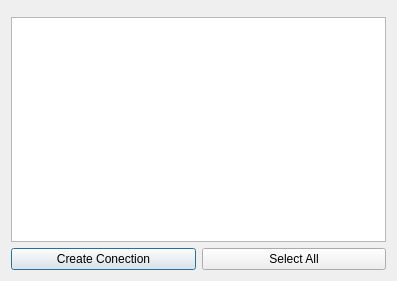
Above: ServerTools/ui_serverDBExplorer.ui from dsgoficial/DsgTools before the change. Below: the same form after it.
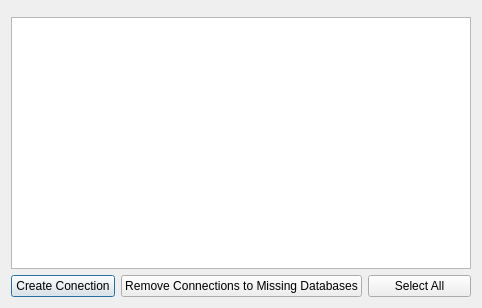
That is the form after the change. Custom widgets are drawn as their Qt base class.

```diff
--- a/ServerTools/ui_serverDBExplorer.ui
+++ b/ServerTools/ui_serverDBExplorer.ui
@@ -6,8 +6,8 @@
    <rect>
     <x>0</x>
     <y>0</y>
-    <width>397</width>
-    <height>281</height>
+    <width>482</width>
+    <height>308</height>
    </rect>
   </property>
   <property name="windowTitle">
@@ -23,6 +23,13 @@
        </property>
       </widget>
      </item>
+     <item>
+      <widget class="QPushButton" name="removeMissingPushButton">
+       <property name="text">
+        <string>Remove Connections to Missing Databases</string>
+       </property>
+      </widget>
+     </item>
      <item>
       <widget class="QPushButton" name="selectAllPushButton">
        <property name="text">
```
